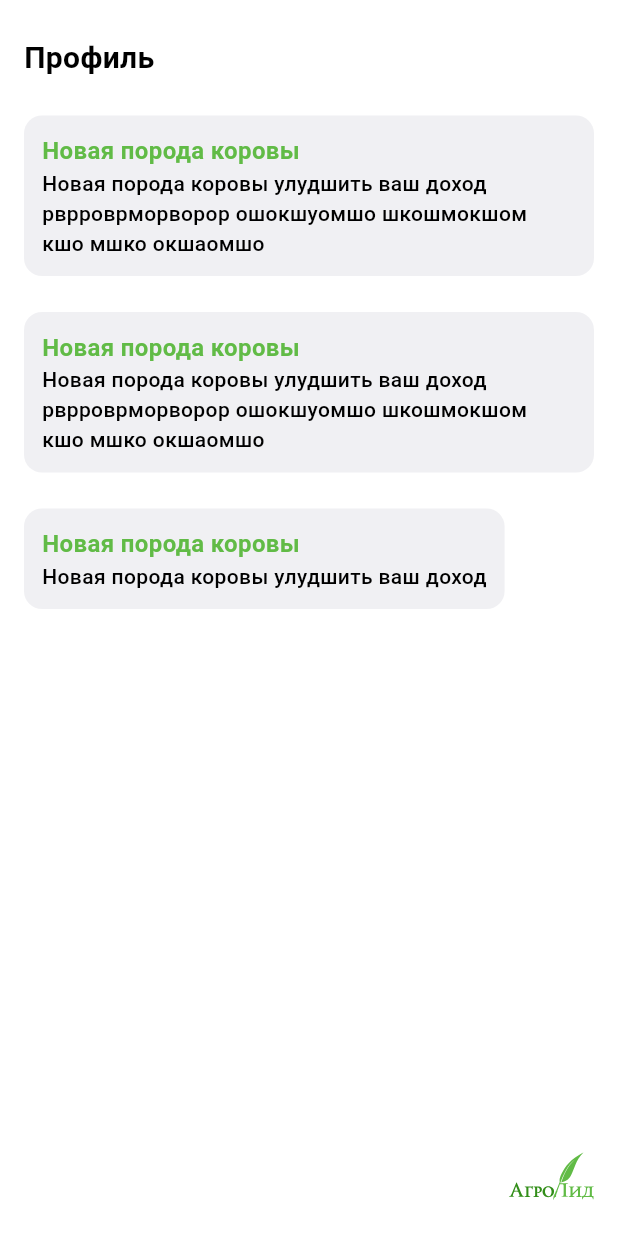
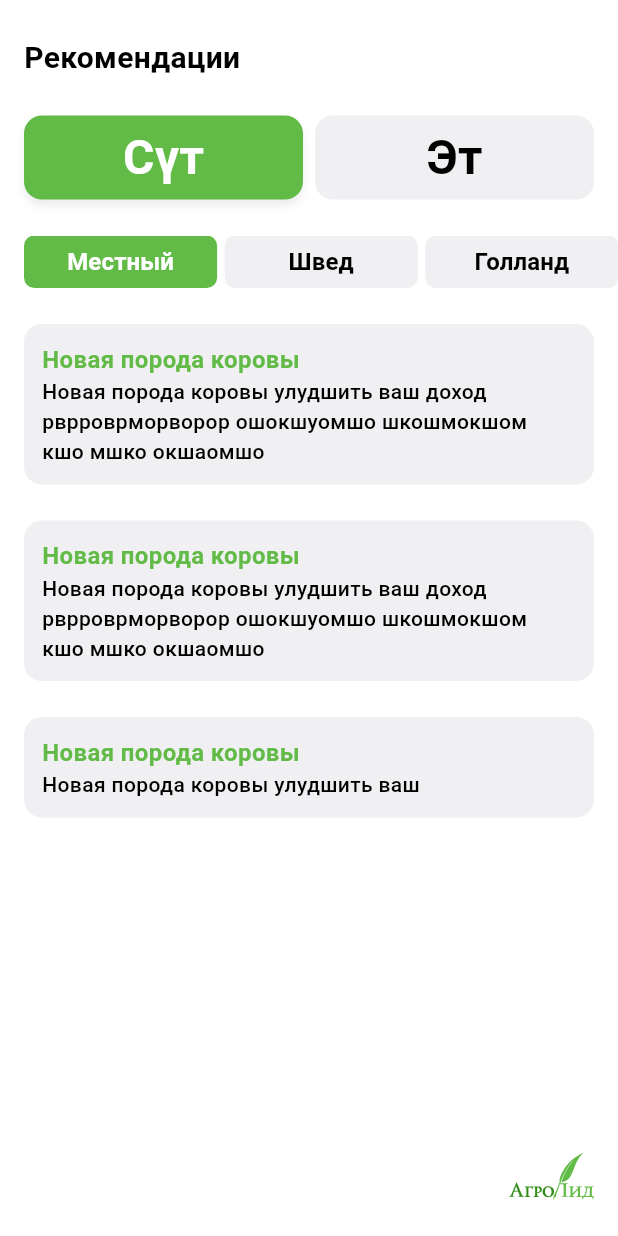
Before and after one commit to omurbekuulu/agro, a Flutter app: the NotificationPage screen opened directly, on a phone screen of 412 x 824 dp. Run offline on Flutter 3.47's test engine with Material 3 defaults, Android fonts, the phone set to English and light mode, and no system bars; drawn by our look-alikes of buttons_tabbar; our stand-ins replace bloc, flutter_bloc, flutter_svg; Roboto replaces fonts that are missing (Monserrat); project files that could hold a hidden picture were left out.

Commit message:
implement breed_tab_bar, notification card widgets for notificationpage and grid_view widget for weather page

```diff
--- a/lib/presentation/pages/calculator/calculator_page.dart
+++ b/lib/presentation/pages/calculator/calculator_page.dart
@@ -30,7 +30,8 @@ class _CalculatorPageState extends State<CalculatorPage> {
                 style: typography.h2.bold,
               ),
               const SizedBox(height: 29),
-              SingleChildScrollView(
+              Expanded(
+                child: SingleChildScrollView(
                   child: Column(
                     crossAxisAlignment: CrossAxisAlignment.start,
                     children: [
@@ -138,7 +139,9 @@ class _CalculatorPageState extends State<CalculatorPage> {
                         title: 'Ашыкча төлөм',
                         data: '0 с',
                       ),
+                      const SizedBox(height: 24),
                     ],
+                  ),
                 ),
               ),
             ],
--- a/lib/presentation/pages/home/home_page.dart
+++ b/lib/presentation/pages/home/home_page.dart
@@ -1,6 +1,6 @@
 import 'package:agro/presentation/pages/home/widgets/breed_tab_bar_view_widget.dart';
 import 'package:agro/presentation/pages/home/widgets/main_tabs_widget.dart';
-import 'package:agro/presentation/pages/home/widgets/weather_profit_stack_widget.dart';
+import 'package:agro/presentation/pages/home/widgets/stack_weather_profit_widget.dart';
 import 'package:agro/presentation/uikit/customBreedTabBar.dart';
 import 'package:flutter/material.dart';
 
@@ -18,7 +18,7 @@ class _HomePageState extends State<HomePage> {
       body: SafeArea(
         child: Column(
           children: [
-            weatherProfitStack(context),
+            stackWeatherProfit(context),
             mainTabsWidget(context),
             const SizedBox(height: 24),
             customBreedTabBar(
--- a/lib/presentation/pages/notification/notification_page.dart
+++ b/lib/presentation/pages/notification/notification_page.dart
@@ -1,52 +1,66 @@
-import 'package:agro/presentation/pages/notification/widgets/notification_widget.dart';
+import 'package:agro/presentation/pages/notification/widgets/breed_tab_bar_view.dart';
 import 'package:agro/presentation/theme/theme.dart';
+import 'package:agro/presentation/uikit/customBreedTabBar.dart';
 import 'package:flutter/material.dart';
-import 'package:flutter_svg/svg.dart';
 
 class NotificationPage extends StatelessWidget {
   const NotificationPage({super.key});
 
   @override
   Widget build(BuildContext context) {
+    final colors = Theme.of(context).appColors;
     final typography = Theme.of(context).appTypography;
 
     return Scaffold(
       body: SafeArea(
-        child: Padding(
+        child: Column(
+          children: [
+            Padding(
               padding: const EdgeInsets.symmetric(horizontal: 16),
               child: Column(
                 crossAxisAlignment: CrossAxisAlignment.start,
                 children: [
                   const SizedBox(height: 24),
                   Text(
-                'Профиль',
+                    'Рекомендации',
                     style: typography.h2.bold,
                   ),
                   const SizedBox(height: 24),
-              notificationWidget(
-                context,
-                'Новая порода коровы',
-                'Новая порода коровы улудшить ваш доход рврроврморворор ошокшуомшо шкошмокшом  кшо мшко окшаомшо',
-              ),
-              const SizedBox(height: 24),
-              notificationWidget(
-                context,
-                'Новая порода коровы',
-                'Новая порода коровы улудшить ваш доход рврроврморворор ошокшуомшо шкошмокшом  кшо мшко окшаомшо',
-              ),
-              const SizedBox(height: 24),
-              notificationWidget(
-                context,
-                'Новая порода коровы',
-                'Новая порода коровы улудшить ваш доход',
-              ),
-              const Spacer(),
                   Row(
                     children: [
-                  const Spacer(),
-                  SvgPicture.asset(
-                    'assets/logo.svg',
-                    width: 57,
+                      Expanded(
+                        child: Container(
+                          height: 56,
+                          alignment: Alignment.center,
+                          decoration: BoxDecoration(
+                            color: colors.secondary1,
+                            borderRadius: BorderRadius.circular(12),
+                            boxShadow: const [
+                              BoxShadow(
+                                color: Color.fromARGB(35, 123, 123, 123),
+                                blurRadius: 4,
+                                offset: Offset(0, 4),
+                              ),
+                            ],
+                          ),
+                          child: Text(
+                            'Cүт',
+                            style: typography.h0.bold
+                                .copyWith(color: colors.background),
+                          ),
+                        ),
+                      ),
+                      const SizedBox(width: 8),
+                      Expanded(
+                        child: Container(
+                          height: 56,
+                          alignment: Alignment.center,
+                          decoration: BoxDecoration(
+                            color: colors.onBackground,
+                            borderRadius: BorderRadius.circular(12),
+                          ),
+                          child: Text('Эт', style: typography.h0.bold),
+                        ),
                       ),
                     ],
                   ),
@@ -54,6 +68,12 @@ class NotificationPage extends StatelessWidget {
                 ],
               ),
             ),
+            customBreedTabBar(
+              context,
+              tabBarViews: breedTabBarViewWidget(context),
+            ),
+          ],
+        ),
       ),
     );
   }
--- /dev/null
+++ b/lib/presentation/pages/notification/widgets/breed_tab_bar_view.dart
@@ -0,0 +1,32 @@
+import 'package:agro/presentation/pages/notification/widgets/notification_card.dart';
+import 'package:agro/presentation/uikit/customLogo.dart';
+import 'package:flutter/material.dart';
+
+Widget breedTabBarViewWidget(BuildContext context) {
+  return Padding(
+    padding: const EdgeInsets.symmetric(horizontal: 16),
+    child: Column(
+      children: [
+        notificationCard(
+          context,
+          'Новая порода коровы',
+          'Новая порода коровы улудшить ваш доход рврроврморворор ошокшуомшо шкошмокшом  кшо мшко окшаомшо',
+        ),
+        const SizedBox(height: 24),
+        notificationCard(
+          context,
+          'Новая порода коровы',
+          'Новая порода коровы улудшить ваш доход рврроврморворор ошокшуомшо шкошмокшом  кшо мшко окшаомшо',
+        ),
+        const SizedBox(height: 24),
+        notificationCard(
+          context,
+          'Новая порода коровы',
+          'Новая порода коровы улудшить ваш',
+        ),
+        const Spacer(),
+        customLogo(),
+      ],
+    ),
+  );
+}
--- a/lib/presentation/pages/notification/widgets/notification_widget.dart
+++ b/lib/presentation/pages/notification/widgets/notification_card.dart
@@ -1,12 +1,13 @@
 import 'package:agro/presentation/theme/theme.dart';
 import 'package:flutter/material.dart';
 
-Widget notificationWidget(
+Widget notificationCard(
     BuildContext context, String title, String description) {
   final colors = Theme.of(context).appColors;
   final typography = Theme.of(context).appTypography;
 
   return Container(
+    width: double.infinity,
     decoration: BoxDecoration(
       color: colors.onBackground,
       borderRadius: BorderRadius.circular(12),
```
Also changed, not shown: lib/presentation/pages/home/widgets/stack_weather_profit_widget.dart (added, +112 -0 lines), lib/presentation/pages/home/widgets/weather_profit_stack_widget.dart (deleted, +0 -104 lines), lib/presentation/pages/profil/profil_page.dart (+16 -15 lines), lib/presentation/pages/weather/weather_page.dart (+21 -42 lines), lib/presentation/pages/weather/widgets/grid_view_widget.dart (added, +34 -0 lines), lib/presentation/pages/statistics/widgets/breed_tab_bar_view_widget.dart (line endings or trailing spaces). Lines whose indentation alone changed are shown as unchanged.
